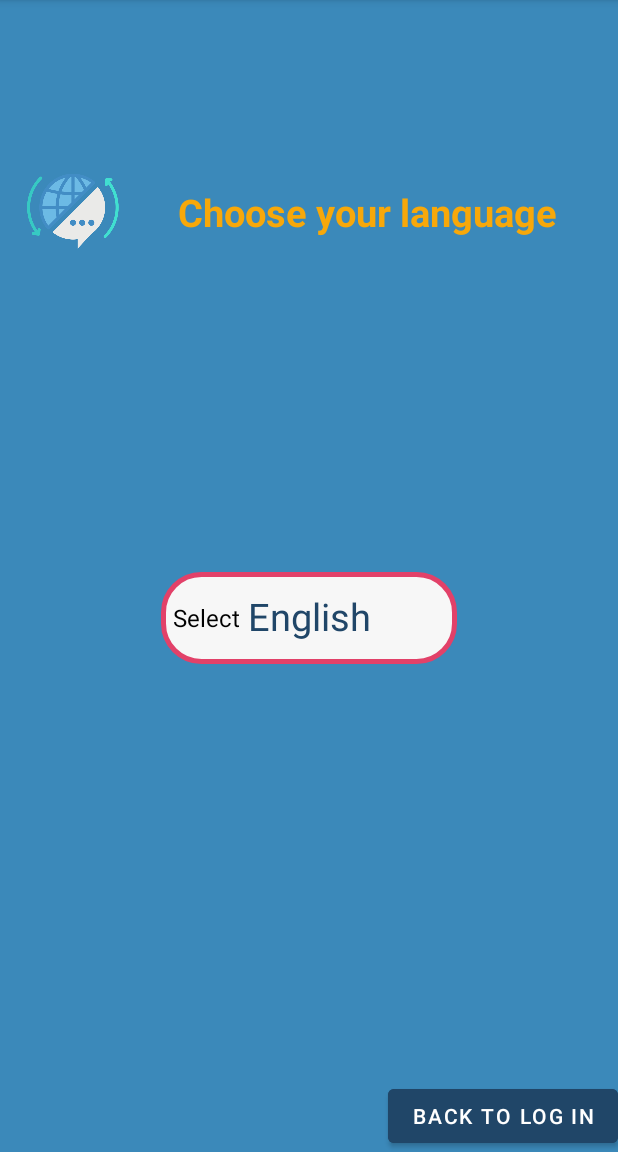
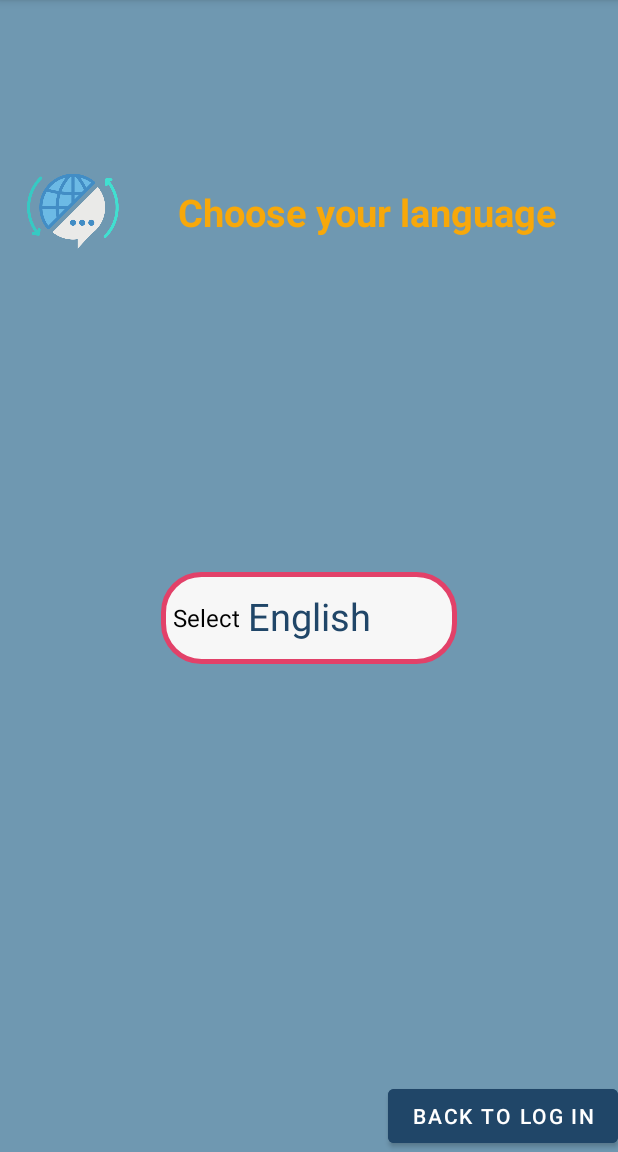
Before and after one commit to SaraCaramaschi/CPSProject, an Android app: the LanguageActivity screen opened directly, with no data from a screen before it, on a phone screen of 412 x 824 dp, the part 84-1236 px from its top. Run offline under Robolectric (Android 15) with nearby library versions, the phone set to English and light mode, and no system bars; our stand-ins replace Timber.

Commit message:
cambio colore sfondo

```diff
--- a/app/src/main/res/layout/activity_login.xml
+++ b/app/src/main/res/layout/activity_login.xml
@@ -5,7 +5,7 @@
     android:layout_width="match_parent"
     android:layout_height="match_parent"
     tools:context=".LoginActivity"
-    android:background="@color/color2">
+    android:background="@color/color6">
 
 
 
--- a/app/src/main/res/values/colors.xml
+++ b/app/src/main/res/values/colors.xml
@@ -16,7 +16,8 @@
     <color name="strings">#FFAD05</color>
     <color name="color1">#204668</color>
     <color name="color22">#1467BF</color>
-    <color name="color2">#3B89BA</color>
+    <color name="color2">#6F98B1</color>
+    <color name="color6">#3B89BA</color>
     <color name="color33">#F58A07</color>
     <color name="color3">#F7A80A</color>
     <color name="color44">#DA325C</color>
```
